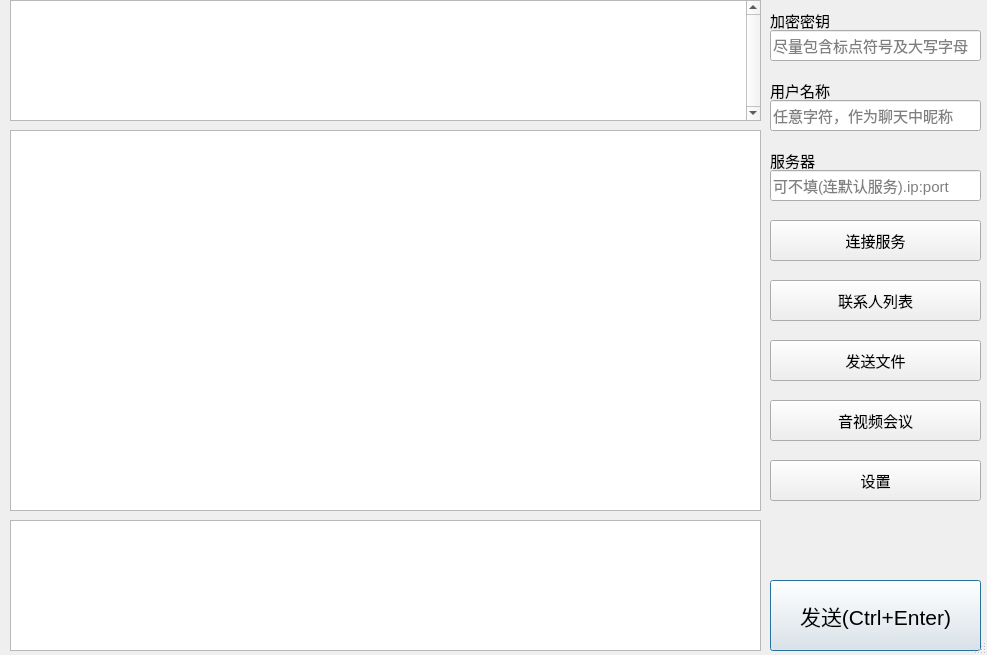
Above: test-client/EChatDemo/DlgChat.ui from dungeonsnd/forwarding before the change. Below: the same form after it.
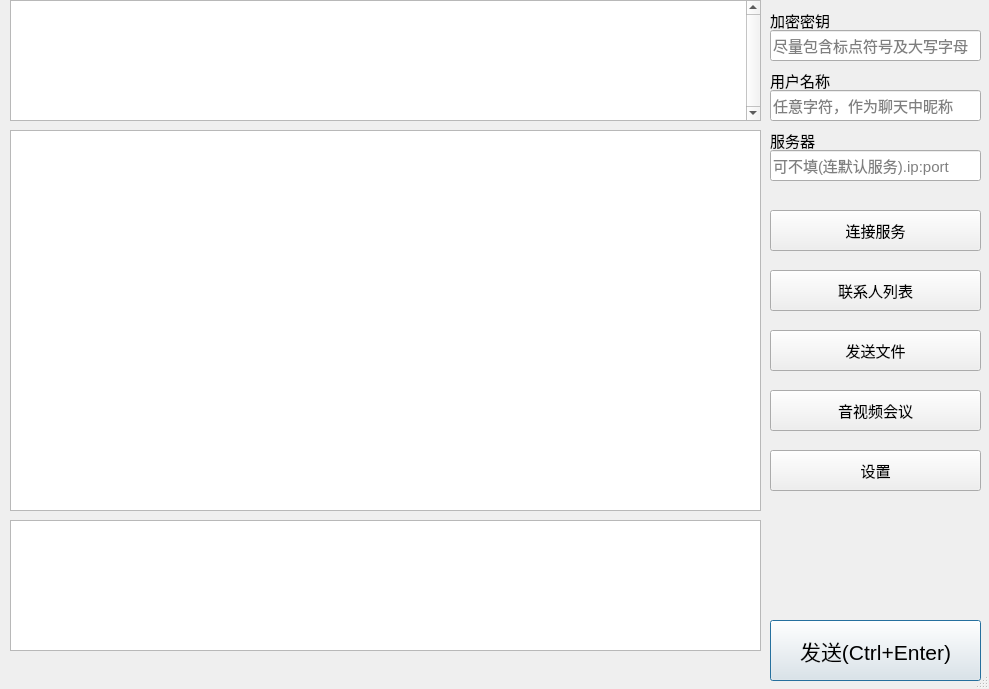
That is the form after the change.

Commit message: add heartbeat to EChat

Diff of the .ui file:
```diff
--- a/test-client/EChatDemo/DlgChat.ui
+++ b/test-client/EChatDemo/DlgChat.ui
@@ -6,8 +6,8 @@
    <rect>
     <x>0</x>
     <y>0</y>
-    <width>987</width>
-    <height>655</height>
+    <width>989</width>
+    <height>689</height>
    </rect>
   </property>
   <property name="font">
@@ -25,9 +25,9 @@
    <property name="geometry">
     <rect>
      <x>770</x>
-     <y>580</y>
+     <y>620</y>
      <width>211</width>
-     <height>71</height>
+     <height>61</height>
     </rect>
    </property>
    <property name="font">
@@ -122,7 +122,7 @@
    <property name="geometry">
     <rect>
      <x>770</x>
-     <y>170</y>
+     <y>150</y>
      <width>211</width>
      <height>31</height>
     </rect>
@@ -135,7 +135,7 @@
    <property name="geometry">
     <rect>
      <x>770</x>
-     <y>220</y>
+     <y>210</y>
      <width>211</width>
      <height>41</height>
     </rect>
@@ -148,7 +148,7 @@
    <property name="geometry">
     <rect>
      <x>770</x>
-     <y>100</y>
+     <y>90</y>
      <width>211</width>
      <height>31</height>
     </rect>
@@ -174,7 +174,7 @@
    <property name="geometry">
     <rect>
      <x>770</x>
-     <y>80</y>
+     <y>70</y>
      <width>71</width>
      <height>20</height>
     </rect>
@@ -190,7 +190,7 @@
    <property name="geometry">
     <rect>
      <x>770</x>
-     <y>150</y>
+     <y>130</y>
      <width>61</width>
      <height>20</height>
     </rect>
@@ -206,7 +206,7 @@
    <property name="geometry">
     <rect>
      <x>770</x>
-     <y>280</y>
+     <y>270</y>
      <width>211</width>
      <height>41</height>
     </rect>
@@ -222,7 +222,7 @@
    <property name="geometry">
     <rect>
      <x>770</x>
-     <y>340</y>
+     <y>330</y>
      <width>211</width>
      <height>41</height>
     </rect>
@@ -235,7 +235,7 @@
    <property name="geometry">
     <rect>
      <x>770</x>
-     <y>460</y>
+     <y>450</y>
      <width>211</width>
      <height>41</height>
     </rect>
@@ -248,7 +248,7 @@
    <property name="geometry">
     <rect>
      <x>770</x>
-     <y>400</y>
+     <y>390</y>
      <width>211</width>
      <height>41</height>
     </rect>
@@ -257,6 +257,19 @@
     <string>音视频会议</string>
    </property>
   </widget>
+  <widget class="QLabel" name="lableShow">
+   <property name="geometry">
+    <rect>
+     <x>10</x>
+     <y>660</y>
+     <width>751</width>
+     <height>21</height>
+    </rect>
+   </property>
+   <property name="text">
+    <string/>
+   </property>
+  </widget>
  </widget>
  <resources/>
  <connections/>
```
Left out of the diff: 14 changed lines with no effect on the pictures. The commit also changes 13 other files.
